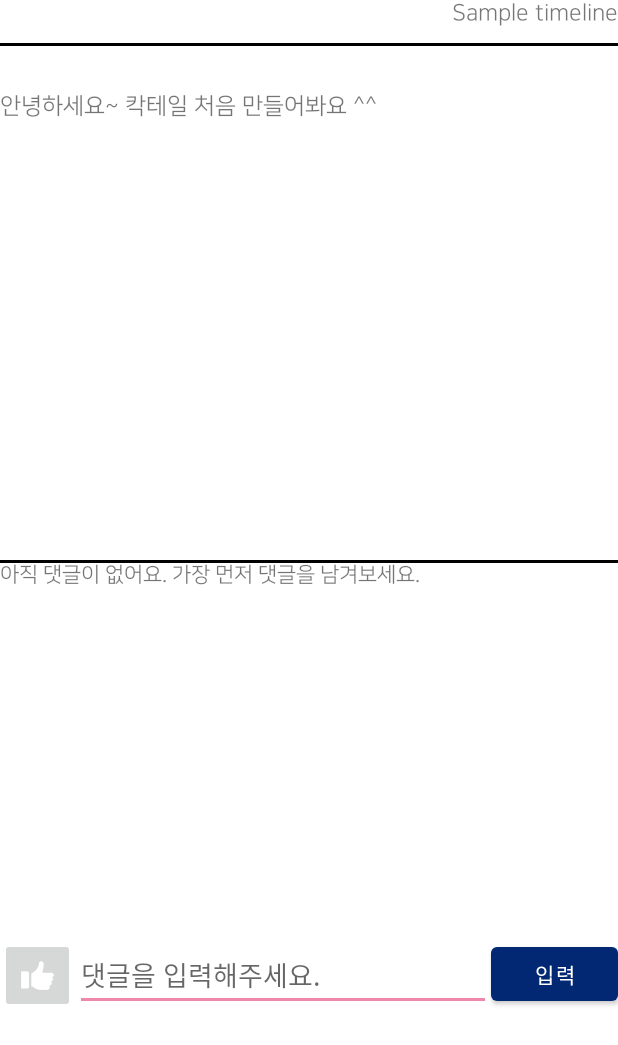
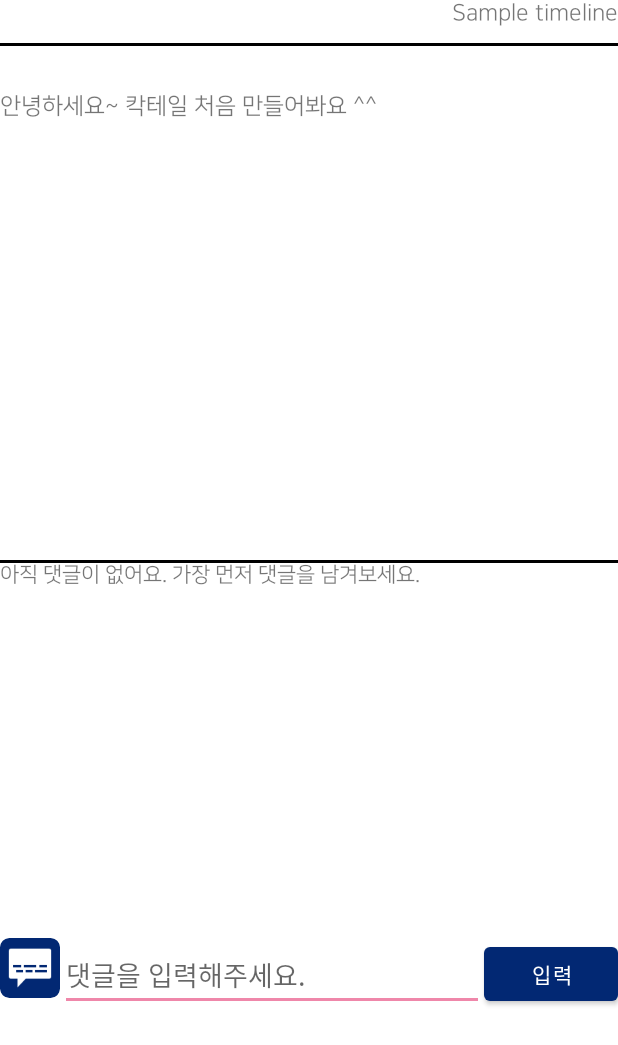
Before and after one commit to WiFros/Alcoholic, an Android app: the layout fragment_community_post.xml on its own in the app's theme, with its tools: preview values and no code run, on a phone screen of 412 x 824 dp. Shown: the top 1045 px of the screen. Run offline under Robolectric (Android 15) with nearby library versions, the phone set to English and light mode, and no system bars.

Commit message:
Modify details
댓글의 갤러리 버튼을 댓글 아이콘으로 변경 - 클릭 이벤트 삭제
colors.xml에 주요 테마 색깔 추가

```diff
--- a/Alcoholics/app/src/main/java/com/hanul/alcoholic/ui/home/HomeFragment.java
+++ b/Alcoholics/app/src/main/java/com/hanul/alcoholic/ui/home/HomeFragment.java
@@ -24,8 +24,8 @@ public class HomeFragment extends Fragment {
         binding = FragmentHomeBinding.inflate(inflater, container, false);
         View root = binding.getRoot();
 
-        final TextView textView = binding.textHome;
-        homeViewModel.getText().observe(getViewLifecycleOwner(), textView::setText);
+        //final TextView textView = binding.textHome;
+        //homeViewModel.getText().observe(getViewLifecycleOwner(), textView::setText);
         return root;
     }
 
--- /dev/null
+++ b/Alcoholics/app/src/main/res/drawable/round.xml
@@ -0,0 +1,12 @@
+<?xml version="1.0" encoding="utf-8"?>
+<shape xmlns:android="http://schemas.android.com/apk/res/android"
+    android:shape="rectangle">
+    <stroke
+        android:width="2dp"
+        android:color="@color/primary"/>
+    <corners android:radius="5dp" />
+    <solid
+        android:color="@color/primary"/>
+
+
+</shape>
--- a/Alcoholics/app/src/main/res/layout/fragment_community_post.xml
+++ b/Alcoholics/app/src/main/res/layout/fragment_community_post.xml
@@ -75,12 +75,14 @@
         android:layout_width="match_parent"
         android:layout_height="match_parent"
         android:orientation="horizontal">
-        <ImageButton
+        <ImageView
             android:id="@+id/imageButton"
-            android:layout_width="50dp"
-            android:layout_height="50dp"
+            android:layout_width="40dp"
+            android:layout_height="40dp"
             android:scaleType="centerInside"
-            app:srcCompat="@drawable/recommend"
+            android:background="@drawable/round"
+            app:srcCompat="@drawable/icon_comments"
+            android:clipToOutline="true"
 
             />
 
--- a/Alcoholics/app/src/main/res/values/colors.xml
+++ b/Alcoholics/app/src/main/res/values/colors.xml
@@ -7,4 +7,9 @@
     <color name="teal_700">#FF018786</color>
     <color name="black">#FF000000</color>
     <color name="white">#FFFFFFFF</color>
+    <color name="primary">#022873</color>
+    <color name="primary_variant">#010726</color>
+    <color name="colorOnPrimary">#FFFFFFFF</color>
+    <color name="colorSecondary">#EF87AA</color>
+    <color name="colorSecondaryVariant">#056CF2</color>
 </resources>
--- a/Alcoholics/app/src/main/res/values/themes.xml
+++ b/Alcoholics/app/src/main/res/values/themes.xml
@@ -2,12 +2,12 @@
     <!-- Base application theme. -->
     <style name="Theme.Alcoholic" parent="Theme.MaterialComponents.DayNight.DarkActionBar">
         <!-- Primary brand color. -->
-        <item name="colorPrimary">#022873</item>
-        <item name="colorPrimaryVariant">#010726</item>
-        <item name="colorOnPrimary">#FFFFFF</item>
+        <item name="colorPrimary">@color/primary</item>
+        <item name="colorPrimaryVariant">@color/primary_variant</item>
+        <item name="colorOnPrimary">@color/colorOnPrimary</item>
         <!-- Secondary brand color.  EF87AA 610F08-->
-        <item name="colorSecondary">#EF87AA</item>
-        <item name="colorSecondaryVariant">#056CF2</item>
+        <item name="colorSecondary">@color/colorSecondary</item>
+        <item name="colorSecondaryVariant">@color/colorSecondaryVariant</item>
         <item name="colorOnSecondary">@color/black</item>
         <!-- Status bar color. -->S
         <item name="android:statusBarColor" tools:targetApi="l">?attr/colorPrimaryVariant</item>
```
Also changed, not shown: Alcoholics/app/src/main/java/com/hanul/alcoholic/Community_post.java (+0 -10 lines), Alcoholics/app/src/main/res/layout/fragment_home.xml (+11 -4 lines), Alcoholics/app/src/main/res/menu/activity_main_drawer.xml (+5 -4 lines), Alcoholics/app/src/main/res/drawable-v24/icon_comments.png (added), Alcoholics/app/src/main/res/drawable/recommend.png (deleted).
